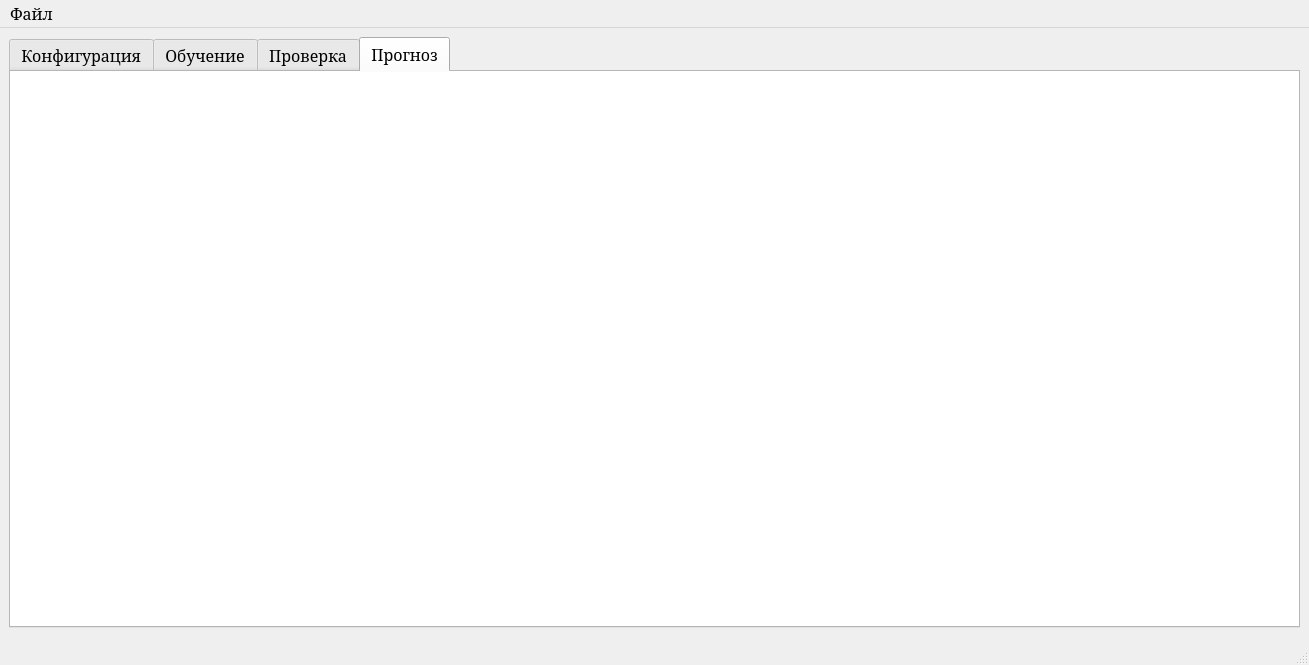
First picture: the form in mainwindow.ui, repository EvilCommunist/Neuro-Simulator, before the edit.
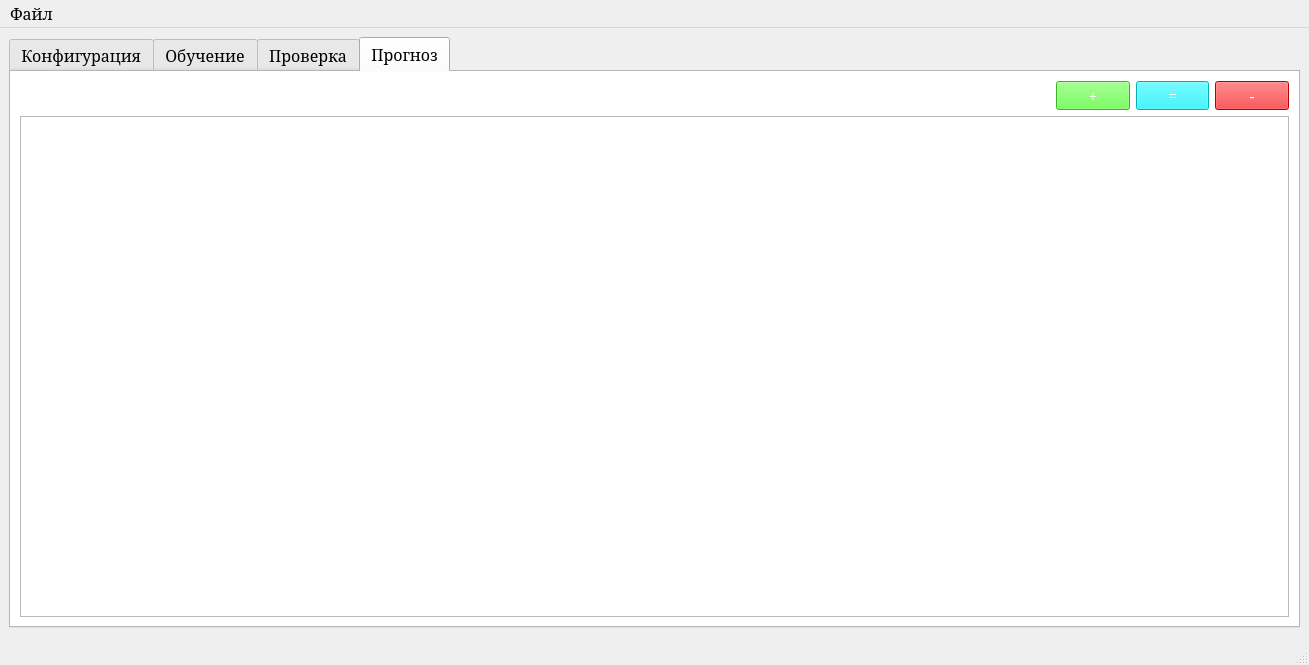
Second picture: the form after the edit. The open tabs and pages were chosen to show the change.

Commit message: Adding forecast tab

Patch:
```diff
--- a/mainwindow.ui
+++ b/mainwindow.ui
@@ -691,6 +691,67 @@
        <attribute name="title">
         <string>Прогноз</string>
        </attribute>
+       <layout class="QGridLayout" name="gridLayout_7" rowstretch="0,0,0" columnstretch="14,1,1,1">
+        <item row="1" column="2">
+         <widget class="QPushButton" name="calculateTests">
+          <property name="font">
+           <font>
+            <family>Garamond</family>
+            <pointsize>12</pointsize>
+           </font>
+          </property>
+          <property name="styleSheet">
+           <string notr="true">#calculateTests{padding: 2px 1px; background-color: rgb(7, 243, 255); color: white;}#calculateTests:hover{background-color: rgb(137, 255, 237); color: #000}</string>
+          </property>
+          <property name="text">
+           <string>=</string>
+          </property>
+         </widget>
+        </item>
+        <item row="1" column="1">
+         <widget class="QPushButton" name="addTestSelection">
+          <property name="font">
+           <font>
+            <family>Garamond</family>
+            <pointsize>12</pointsize>
+           </font>
+          </property>
+          <property name="styleSheet">
+           <string notr="true">#addTestSelection{padding: 2px 1px; background-color: rgb(76, 255, 44); color: white;}
+#addTestSelection:hover{background-color: rgb(114, 255, 114); color: #000}</string>
+          </property>
+          <property name="text">
+           <string>+</string>
+          </property>
+         </widget>
+        </item>
+        <item row="1" column="3">
+         <widget class="QPushButton" name="deleteTestSelection">
+          <property name="font">
+           <font>
+            <family>Garamond</family>
+            <pointsize>12</pointsize>
+           </font>
+          </property>
+          <property name="styleSheet">
+           <string notr="true">#deleteTestSelection{padding: 2px 1px; background-color: rgb(255, 0, 4); color: white;}#deleteTestSelection:hover{background-color: rgb(255, 170, 171); color: #000}</string>
+          </property>
+          <property name="text">
+           <string>-</string>
+          </property>
+         </widget>
+        </item>
+        <item row="2" column="0" colspan="4">
+         <widget class="QTableWidget" name="prognosisTable">
+          <property name="font">
+           <font>
+            <family>Garamond</family>
+            <pointsize>11</pointsize>
+           </font>
+          </property>
+         </widget>
+        </item>
+       </layout>
       </widget>
      </widget>
     </item>
```
Left out of the diff: 2 changed lines with no effect on the pictures. The commit also changes 2 other files.
